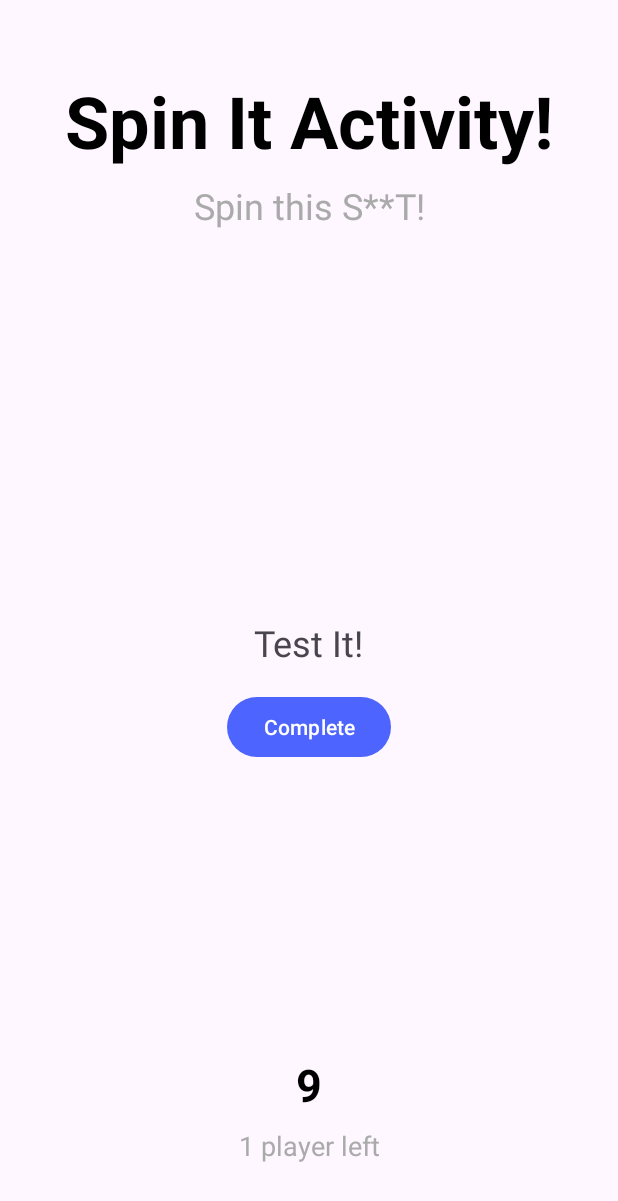
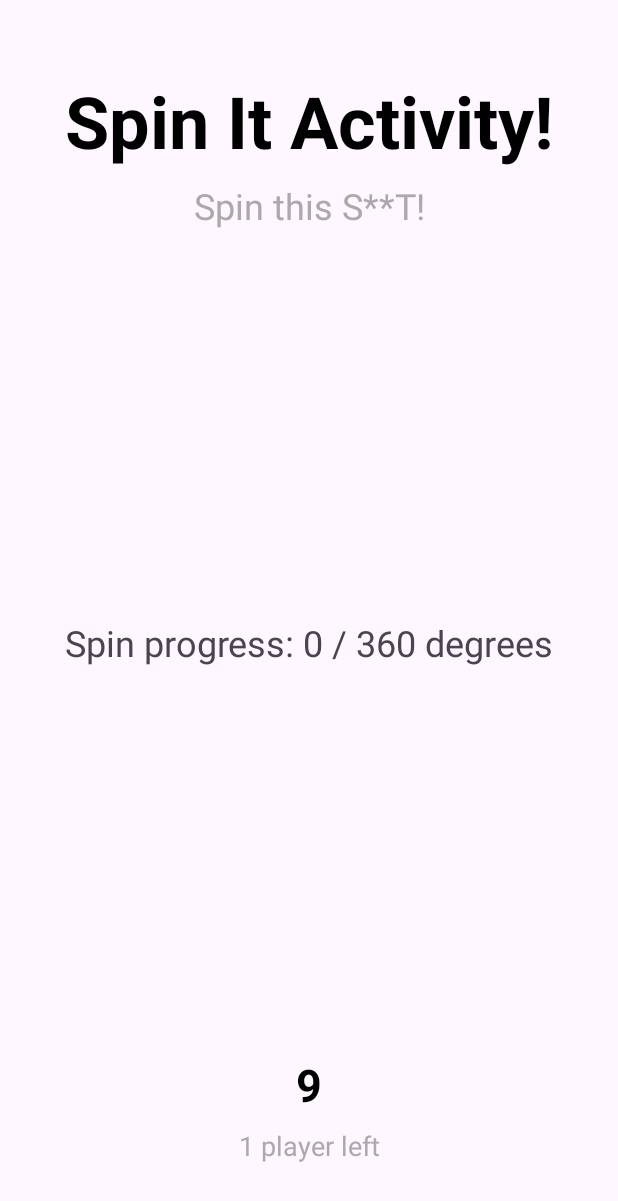
Before and after one commit to thatcherclough/Boppin-It, an Android app: the SpinItActivityView screen opened directly, with no data from a screen before it, on a phone screen of 412 x 824 dp. Shown: the top 1201 px of the screen. Run offline under Robolectric (Android 15) with nearby library versions, the phone set to English and light mode, and no system bars.

Commit message:
Implemented SpinIt fragment and activity

```diff
--- a/app/src/main/java/com/cs407/boppinit/activities/SpinItActivity.kt
+++ b/app/src/main/java/com/cs407/boppinit/activities/SpinItActivity.kt
@@ -1,5 +1,10 @@
 package com.cs407.boppinit.activities
 
+import android.content.Context
+import android.hardware.Sensor
+import android.hardware.SensorEvent
+import android.hardware.SensorEventListener
+import android.hardware.SensorManager
 import android.os.Bundle
 import android.view.LayoutInflater
 import android.view.View
@@ -12,9 +17,14 @@ import com.cs407.boppinit.databinding.FragmentSpinItBinding
 class SpinItActivityView(
     private val onComplete: () -> Unit,
     private val difficulty: Difficulty
-) : Fragment(), BopItActivityView {
+) : Fragment(), BopItActivityView, SensorEventListener {
     private var _binding: FragmentSpinItBinding? = null
     private val binding get() = _binding!!
+    private var sensorManager: SensorManager? = null
+    private var gyroscope: Sensor? = null
+    private var rotationSum = 0f
+    private var requiredRotation: Float = 0f
+    private var lastTimestamp: Long = 0L
 
     override fun onCreateView(
         inflater: LayoutInflater,
@@ -33,20 +43,76 @@ class SpinItActivityView(
 
     override fun onDestroyView() {
         super.onDestroyView()
+        sensorManager?.unregisterListener(this)
         _binding = null
     }
 
     override fun initializeView() {
-        binding.btnComplete.setOnClickListener {
-            onComplete()
+        // Set up the SensorManager and gyroscope
+        sensorManager = requireContext().getSystemService(Context.SENSOR_SERVICE) as SensorManager
+        gyroscope = sensorManager?.getDefaultSensor(Sensor.TYPE_GYROSCOPE)
+
+        // Register the gyroscope listener
+        gyroscope?.let {
+            sensorManager?.registerListener(this, it, SensorManager.SENSOR_DELAY_UI)
+        }
+
+        // Set the required rotation based on difficulty
+        requiredRotation = getRequiredRotation()
+        updateRotationDisplay()
+    }
+
+    private fun getRequiredRotation(): Float {
+        return when (difficulty) {
+            Difficulty.EASY -> 360f  // One full spin
+            Difficulty.MEDIUM -> 720f // Two full spins
+            Difficulty.HARD -> 1080f // Three full spins
+        }
+    }
+    private fun updateRotationDisplay() {
+        binding.spinItText.text = "Spin progress: ${rotationSum.toInt()} / ${requiredRotation.toInt()} degrees"
+    }
+
+    override fun startActivity() {
+        // Make views visible if needed
+        binding.spinItText.visibility = View.VISIBLE
+        // Initial timestamp in nanoseconds
+        lastTimestamp = System.nanoTime()
+    }
+
+    override fun stopActivity() {
+        // Hide views if needed
+        binding.spinItText.visibility = View.GONE
+        sensorManager?.unregisterListener(this)
+
+    }
+
+    override fun onSensorChanged(event: SensorEvent?) {
+        event?.let {
+            if (it.sensor.type == Sensor.TYPE_GYROSCOPE) {
+                // Detect rotation around the Z-axis
+                val zRotationRate = it.values[2] // Rotation rate around Z-axis in radians/second
+                val deltaTime = (it.timestamp - lastTimestamp) / 1_000_000_000f // Convert nanoseconds to seconds
+
+                // Update lastTimestamp for next calculation
+                lastTimestamp = it.timestamp
+
+                // Accumulate rotation in degrees
+                val rotationDegrees = Math.abs(zRotationRate * deltaTime * (180f / Math.PI.toFloat()))
+                rotationSum = rotationDegrees + rotationSum
+                updateRotationDisplay()
+
+                // Check if the required rotation is reached
+                if (rotationSum >= requiredRotation) {
+                    sensorManager?.unregisterListener(this)
+                    onComplete()
+                }
+            }
         }
     }
 
-    override fun startActivity() {
-        // Nothing needed - just waiting for button click
-    }
 
-    override fun stopActivity() {
-        // Nothing needed to clean up
+    override fun onAccuracyChanged(sensor: Sensor?, accuracy: Int) {
+        // Not needed for this implementation
     }
 }
--- a/app/src/main/res/layout/fragment_spin_it.xml
+++ b/app/src/main/res/layout/fragment_spin_it.xml
@@ -5,24 +5,13 @@
     android:layout_height="match_parent">
 
     <TextView
-        android:id="@+id/testText"
+        android:id="@+id/spinItText"
         android:layout_width="wrap_content"
         android:layout_height="wrap_content"
-        android:text="Test It!"
         android:textSize="24sp"
         app:layout_constraintBottom_toBottomOf="parent"
         app:layout_constraintEnd_toEndOf="parent"
         app:layout_constraintStart_toStartOf="parent"
         app:layout_constraintTop_toTopOf="parent" />
 
-    <Button
-        android:id="@+id/btnComplete"
-        android:layout_width="wrap_content"
-        android:layout_height="wrap_content"
-        android:text="Complete"
-        android:layout_marginTop="16dp"
-        app:layout_constraintTop_toBottomOf="@id/testText"
-        app:layout_constraintStart_toStartOf="parent"
-        app:layout_constraintEnd_toEndOf="parent" />
-
 </androidx.constraintlayout.widget.ConstraintLayout>
```
